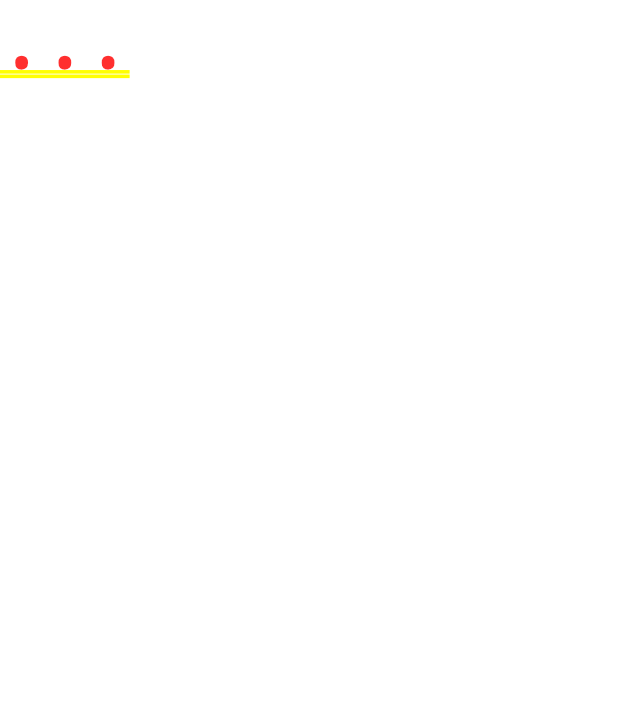
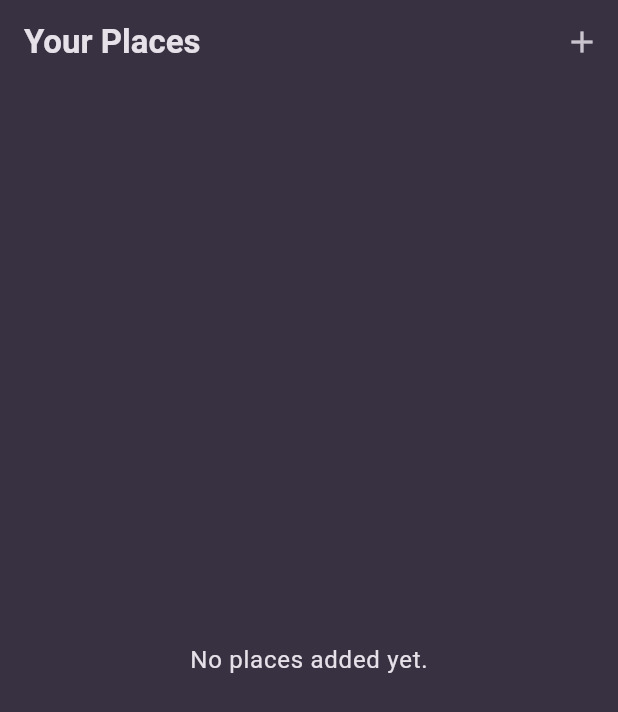
Before and after one commit to AbdullayevT/favorite_places, a Flutter app: the screen it shows after launch, on a phone screen of 412 x 824 dp. Shown: the top 712 px of the screen. Run offline on Flutter 3.47's test engine with Material 3 defaults, Android fonts, the phone set to English and light mode, and no system bars; our stand-ins replace flutter_riverpod, google_fonts.

Commit message:
Added some screen with add function

```diff
--- a/lib/main.dart
+++ b/lib/main.dart
@@ -1,4 +1,6 @@
+import 'package:favorite_places/screens/places.dart';
 import 'package:flutter/material.dart';
+import 'package:flutter_riverpod/flutter_riverpod.dart';
 
 import 'package:google_fonts/google_fonts.dart';
 
@@ -12,22 +14,14 @@ final theme = ThemeData().copyWith(
   scaffoldBackgroundColor: colorScheme.surface,
   colorScheme: colorScheme,
   textTheme: GoogleFonts.ubuntuCondensedTextTheme().copyWith(
-    titleSmall: GoogleFonts.ubuntuCondensed(
-      fontWeight: FontWeight.bold,
-    ),
-    titleMedium: GoogleFonts.ubuntuCondensed(
-      fontWeight: FontWeight.bold,
-    ),
-    titleLarge: GoogleFonts.ubuntuCondensed(
-      fontWeight: FontWeight.bold,
-    ),
+    titleSmall: GoogleFonts.ubuntuCondensed(fontWeight: FontWeight.bold),
+    titleMedium: GoogleFonts.ubuntuCondensed(fontWeight: FontWeight.bold),
+    titleLarge: GoogleFonts.ubuntuCondensed(fontWeight: FontWeight.bold),
   ),
 );
 
 void main() {
-  runApp(
-      const MyApp(),
-  );
+  runApp(const ProviderScope(child: MyApp()));
 }
 
 class MyApp extends StatelessWidget {
@@ -38,7 +32,7 @@ class MyApp extends StatelessWidget {
     return MaterialApp(
       title: 'Great Places',
       theme: theme,
-      home: Text('...')
+      home: PlacesScreen(),
     );
   }
 }
--- /dev/null
+++ b/lib/models/place.dart
@@ -0,0 +1,10 @@
+import 'package:uuid/uuid.dart';
+
+const uuid = Uuid();
+
+class Place {
+  Place({required this.title}) : id = uuid.v4();
+
+  final String id;
+  final String title;
+}
--- /dev/null
+++ b/lib/providers/user_places.dart
@@ -0,0 +1,17 @@
+import 'package:favorite_places/models/place.dart';
+import 'package:flutter_riverpod/flutter_riverpod.dart';
+
+class UserPlacesNotifier extends StateNotifier<List<Place>> {
+  UserPlacesNotifier() : super(const []);
+
+  void addPlace(String title) {
+    final newPlace = Place(title: title);
+
+    state = [...state, newPlace];
+  }
+}
+
+final userPlacesProvider =
+    StateNotifierProvider<UserPlacesNotifier, List<Place>>(
+      (ref) => UserPlacesNotifier(),
+    );
--- /dev/null
+++ b/lib/screens/places.dart
@@ -0,0 +1,31 @@
+import 'package:favorite_places/providers/user_places.dart';
+import 'package:favorite_places/screens/add_place.dart';
+import 'package:favorite_places/widgets/places_list.dart';
+import 'package:flutter/material.dart';
+import 'package:flutter_riverpod/flutter_riverpod.dart';
+
+class PlacesScreen extends ConsumerWidget {
+  const PlacesScreen({super.key});
+
+  @override
+  Widget build(BuildContext context, WidgetRef ref) {
+    final userPlaces = ref.watch(userPlacesProvider);
+
+    return Scaffold(
+      appBar: AppBar(
+        title: const Text('Your Places'),
+        actions: [
+          IconButton(
+            icon: const Icon(Icons.add),
+            onPressed: () {
+              Navigator.of(context).push(
+                MaterialPageRoute(builder: (ctx) => const AddPlaceScreen()),
+              );
+            },
+          ),
+        ],
+      ),
+      body: PlacesList(places: userPlaces),
+    );
+  }
+}
--- /dev/null
+++ b/lib/widgets/places_list.dart
@@ -0,0 +1,43 @@
+import 'package:favorite_places/models/place.dart';
+import 'package:favorite_places/screens/place_detail.dart';
+import 'package:flutter/material.dart';
+
+class PlacesList extends StatelessWidget {
+  const PlacesList({super.key, required this.places});
+
+  final List<Place> places;
+
+  @override
+  Widget build(BuildContext context) {
+    if (places.isEmpty) {
+      return Center(
+        child: Text(
+          'No places added yet.',
+          style: Theme.of(context).textTheme.bodyLarge!.copyWith(
+            color: Theme.of(context).colorScheme.onSurface,
+          ),
+        ),
+      );
+    }
+
+    return ListView.builder(
+      itemCount: places.length,
+      itemBuilder:
+          (ctx, index) => ListTile(
+            title: Text(
+              places[index].title,
+              style: Theme.of(context).textTheme.titleMedium!.copyWith(
+                color: Theme.of(context).colorScheme.onSurface,
+              ),
+            ),
+            onTap: () {
+              Navigator.of(context).push(
+                MaterialPageRoute(
+                  builder: (ctx) => PlaceDetailScreen(place: places[index]),
+                ),
+              );
+            },
+          ),
+    );
+  }
+}
--- a/pubspec.yaml
+++ b/pubspec.yaml
@@ -35,6 +35,8 @@ dependencies:
   # Use with the CupertinoIcons class for iOS style icons.
   cupertino_icons: ^1.0.8
   google_fonts: ^6.2.1
+  uuid: ^4.5.1
+  flutter_riverpod: ^2.6.1
 
 dev_dependencies:
   flutter_test:
```
Also changed, not shown: lib/screens/add_place.dart (added, +59 -0 lines), lib/screens/place_detail.dart (added, +22 -0 lines), pubspec.lock, 3 other files.
